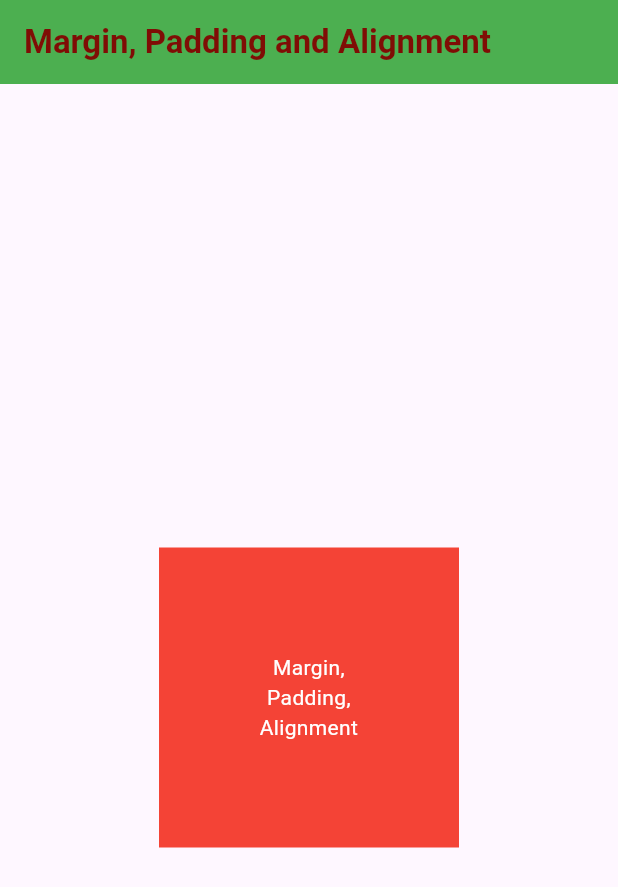
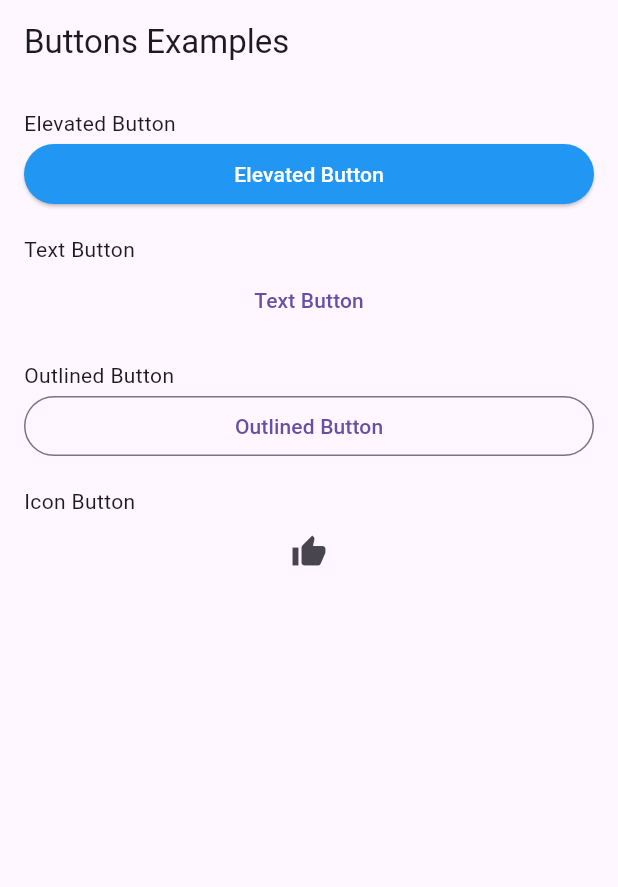
Before and after one commit to krishansharma11/40DaysOfFlutter, a Flutter app: the screen it shows after launch, on a phone screen of 412 x 824 dp. Shown: the top 887 px of the screen. Run offline on Flutter 3.47's test engine with Material 3 defaults, Android fonts, the phone set to English and light mode, and no system bars.

Commit message:
elevated, text, outline and icon buttons

```diff
--- a/lib/main.dart
+++ b/lib/main.dart
@@ -1,41 +1,58 @@
 import 'package:flutter/material.dart';
-import 'package:flutter/widgets.dart';
 
 void main() {
-  runApp(MyApp());
+  runApp(ButtonClass());
 }
 
-class MyApp extends StatelessWidget {
+class ButtonClass extends StatelessWidget {
   @override
   Widget build(BuildContext context) {
     return MaterialApp(
       home: Scaffold(
         appBar: AppBar(
-          backgroundColor: Colors.green,
-          title: (const Text(
-            "Margin, Padding and Alignment",
-            style: TextStyle(
-                color: Color.fromARGB(255, 127, 13, 5),
-                fontWeight: FontWeight.w600),
-          )),
+          title: Text("Buttons Examples"),
         ),
-        body: Center(
-          child: Container(
-            margin: EdgeInsets.only(top: 50),
-            // margin: EdgeInsets.all(50),
-            alignment: Alignment.center,
-            padding: EdgeInsets.all(50),
-            // padding: EdgeInsets.only(left: 10),
-            height: 200,
-            width: 200,
-            color: Colors.red,
-            child: const Text(
-              "Margin, Padding, Alignment",
-              style: TextStyle(
-                color: Colors.white,
+        body: Padding(
+          padding: const EdgeInsets.all(16.0),
+          child: Column(
+            crossAxisAlignment: CrossAxisAlignment.stretch,
+            children: [
+              Text("Elevated Button"),
+              ElevatedButton(
+                onPressed: () {
+                  print("Elevated Button Pressed");
+                },
+                style: ElevatedButton.styleFrom(
+                  backgroundColor: Colors.blue, // Background color
+                  foregroundColor: Colors.white, // Text color
+                ),
+                child: Text("Elevated Button"),
               ),
-              textAlign: TextAlign.center,
-            ),
+              SizedBox(height: 16), // Spacing between buttons
+              Text("Text Button"),
+              TextButton(
+                onPressed: () {
+                  print("Text Button Pressed");
+                },
+                child: Text("Text Button"),
+              ),
+              SizedBox(height: 16),
+              Text("Outlined Button"),
+              OutlinedButton(
+                onPressed: () {
+                  print("Outlined Button Pressed");
+                },
+                child: Text("Outlined Button"),
+              ),
+              SizedBox(height: 16),
+              Text("Icon Button"),
+              IconButton(
+                icon: Icon(Icons.thumb_up),
+                onPressed: () {
+                  print("Icon Button Pressed");
+                },
+              ),
+            ],
           ),
         ),
       ),
--- a/pubspec.yaml
+++ b/pubspec.yaml
@@ -60,7 +60,7 @@ flutter:
 
   # To add assets to your application, add an assets section, like this:
   assets:
-    - lib/images/ssd.jpg
+    # - lib/images/ssd.jpg
     # - images/a_dot_ham.jpeg
 
   # An image asset can refer to one or more resolution-specific "variants", see
```
